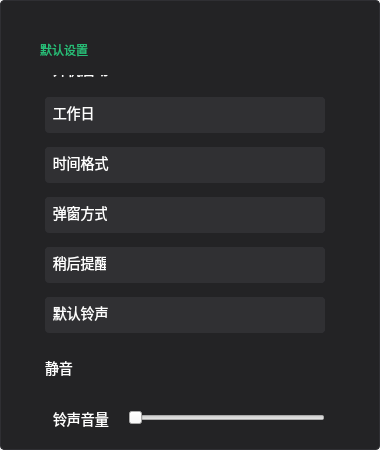
First picture: the form in src/plugins/ukui-clock/setupPage.ui, repository ukui/ukui-sidebar, before the edit.
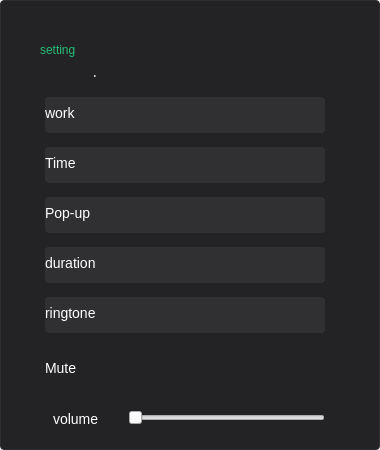
Second picture: the form after the edit. Icons and pictures are not drawn.

```diff
--- a/src/plugins/ukui-clock/setupPage.ui
+++ b/src/plugins/ukui-clock/setupPage.ui
@@ -52,7 +52,7 @@
 color:rgba(255,255,255,1)</string>
     </property>
     <property name="text">
-     <string>开机启动</string>
+     <string>Boot up</string>
     </property>
    </widget>
    <widget class="QPushButton" name="pushButton">
@@ -111,7 +111,7 @@
 </string>
      </property>
      <property name="text">
-      <string>  工作日</string>
+      <string>work</string>
      </property>
     </widget>
     <widget class="QPushButton" name="pushButton_10">
@@ -186,7 +186,7 @@
 </string>
      </property>
      <property name="text">
-      <string>  时间格式</string>
+      <string>Time</string>
      </property>
     </widget>
     <widget class="QPushButton" name="pushButton_11">
@@ -261,7 +261,7 @@
 </string>
      </property>
      <property name="text">
-      <string>  弹窗方式</string>
+      <string>Pop-up</string>
      </property>
     </widget>
     <widget class="QPushButton" name="pushButton_12">
@@ -336,7 +336,7 @@
 </string>
      </property>
      <property name="text">
-      <string>  稍后提醒</string>
+      <string>duration</string>
      </property>
     </widget>
     <widget class="QPushButton" name="pushButton_13">
@@ -411,7 +411,7 @@
 </string>
      </property>
      <property name="text">
-      <string>  默认铃声</string>
+      <string>ringtone</string>
      </property>
     </widget>
     <widget class="QPushButton" name="pushButton_14">
@@ -469,7 +469,7 @@
 color:rgba(255,255,255,1)</string>
     </property>
     <property name="text">
-     <string>静音</string>
+     <string>Mute</string>
     </property>
    </widget>
    <widget class="QPushButton" name="pushButton_2">
@@ -509,7 +509,7 @@
 color:rgba(255,255,255,1)</string>
     </property>
     <property name="text">
-     <string>铃声音量</string>
+     <string>volume</string>
     </property>
    </widget>
    <widget class="QSlider" name="horizontalSlider">
@@ -550,7 +550,7 @@
 border:0px solid rgba();</string>
     </property>
     <property name="text">
-     <string>默认设置</string>
+     <string>setting</string>
     </property>
    </widget>
   </widget>
```
